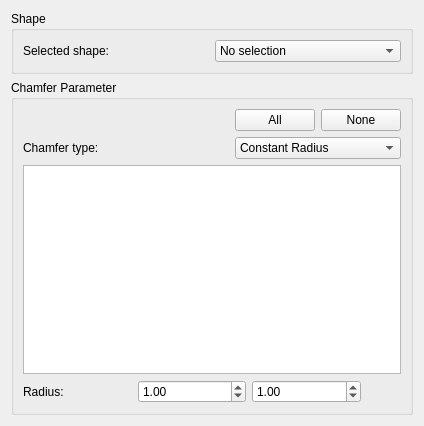
First picture: the form in src/Mod/PartDesign/Gui/TaskChamfer.ui, repository berndhahnebach/All_FreeCAD, before the edit.
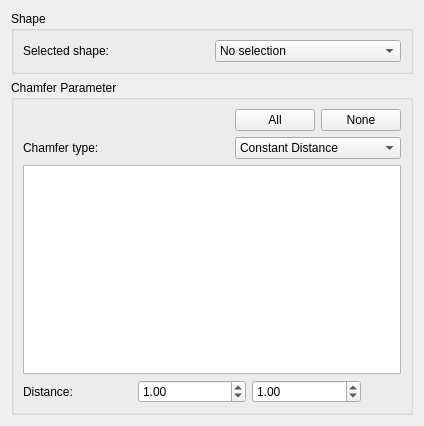
Second picture: the form after the edit.

The edit to the form file:
```diff
--- a/src/Mod/PartDesign/Gui/TaskChamfer.ui
+++ b/src/Mod/PartDesign/Gui/TaskChamfer.ui
@@ -89,7 +89,7 @@
        <widget class="QComboBox" name="chamferType">
         <item>
          <property name="text">
-          <string>Constant Radius</string>
+          <string>Constant Distance</string>
          </property>
         </item>
         <item>
@@ -113,7 +113,7 @@
         <item>
          <widget class="QLabel" name="label_2">
           <property name="text">
-           <string>Radius:</string>
+           <string>Distance:</string>
           </property>
          </widget>
         </item>
```
Left out of the diff: 10 changed lines with no effect on the pictures.
